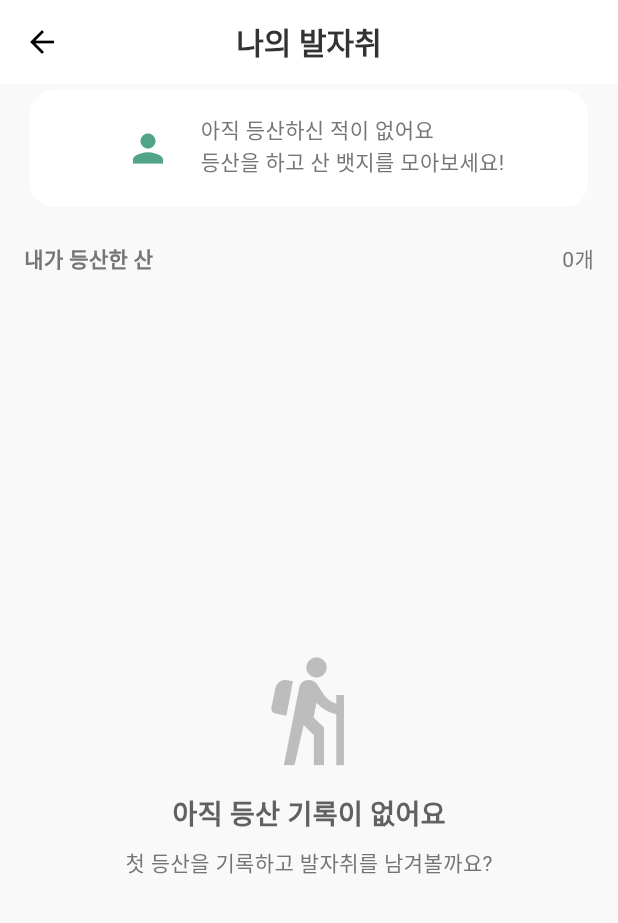
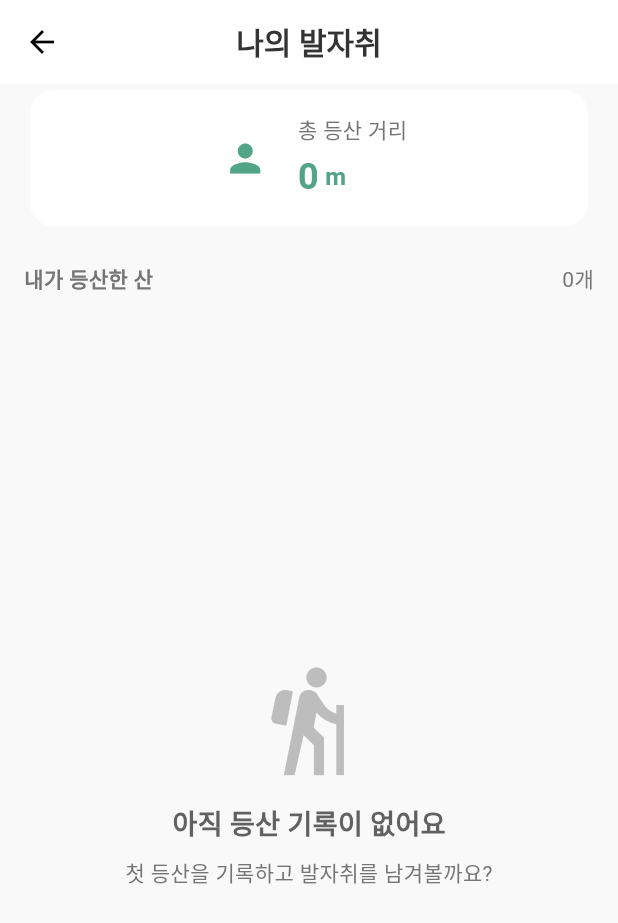
Before and after one commit to thesiakim/Ollana, a Flutter app: the MyFootprintScreen screen opened directly, on a phone screen of 412 x 824 dp. Shown: the top 923 px of the screen. Run offline on Flutter 3.47's test engine with Material 3 defaults, Android fonts, the phone set to English and light mode, and no system bars; our stand-ins replace app_links, carousel_slider, fl_chart, flutter_blue_plus, flutter_compass, flutter_dotenv and 6 more; missing offline and left inert: flutter_background_service, flutter_naver_map, jwt_decode, watch_connectivity; accounts and stored records are empty; network calls fail; Roboto replaces fonts that are missing (GmarketSans).

Commit message:
[김시아] #Design : 발자취 페이지에서 등산한 적 없는 경우 총 등산 거리 0m 출력

```diff
--- a/front/lib/screens/footprint/my_footprint_screen.dart
+++ b/front/lib/screens/footprint/my_footprint_screen.dart
@@ -170,9 +170,7 @@ class _MyFootprintScreenState extends State<MyFootprintScreen> {
                                 crossAxisAlignment: CrossAxisAlignment.start,
                                 children: [
                                   Text(
-                                    footprints.isEmpty
-                                        ? '아직 등산하신 적이 없어요\n등산을 하고 산 뱃지를 모아보세요!'
-                                        : '총 등산 거리',
+                                    '총 등산 거리',  // 항상 '총 등산 거리'를 표시
                                     style: TextStyle(
                                       fontSize: 14,
                                       fontWeight: FontWeight.normal,
@@ -180,13 +178,14 @@ class _MyFootprintScreenState extends State<MyFootprintScreen> {
                                     ),
                                   ),
                                   const SizedBox(height: 4),
-                                  if (footprints.isNotEmpty)
-                                    Row(
+                                  Row(  // 항상 Row를 표시
                                     children: [
                                       Text(
-                                          totalDistance >= 1000
-                                              ? (totalDistance / 1000).toStringAsFixed(1) // km 단위로 변환하고 소수점 첫째 자리까지 표시
-                                              : totalDistance.toStringAsFixed(0), // m 단위는 정수로 표시
+                                        footprints.isEmpty
+                                            ? '0'  // 비어있으면 '0'
+                                            : (totalDistance >= 1000
+                                                ? (totalDistance / 1000).toStringAsFixed(1)
+                                                : totalDistance.toStringAsFixed(0)),
                                         style: const TextStyle(
                                           fontSize: 24,
                                           fontWeight: FontWeight.bold,
@@ -194,7 +193,9 @@ class _MyFootprintScreenState extends State<MyFootprintScreen> {
                                         ),
                                       ),
                                       Text(
-                                          totalDistance >= 1000 ? ' km' : ' m', // 단위 변경
+                                        footprints.isEmpty
+                                            ? ' m'  // 비어있으면 무조건 'm'
+                                            : (totalDistance >= 1000 ? ' km' : ' m'),
                                         style: const TextStyle(
                                           fontSize: 16,
                                           fontWeight: FontWeight.bold,
```
Also changed, not shown: front/lib/widgets/status_info_pages.dart (+10 -12 lines). Lines whose indentation alone changed are shown as unchanged.
